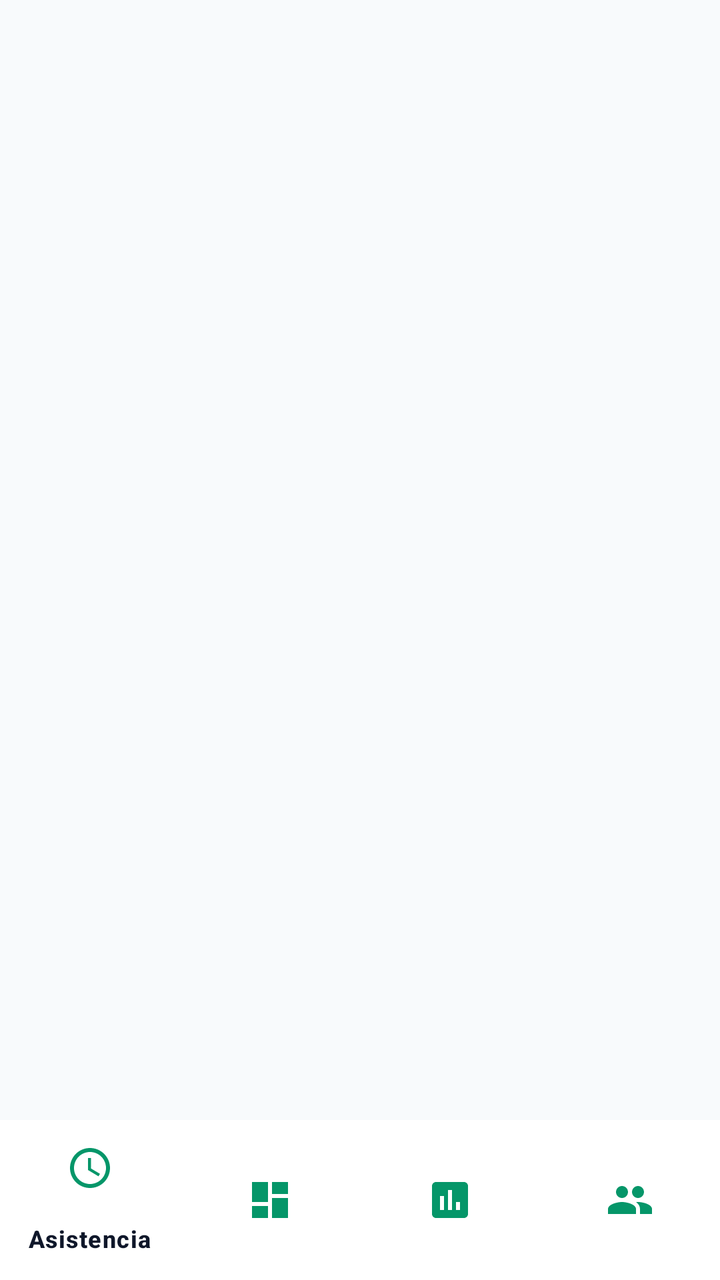
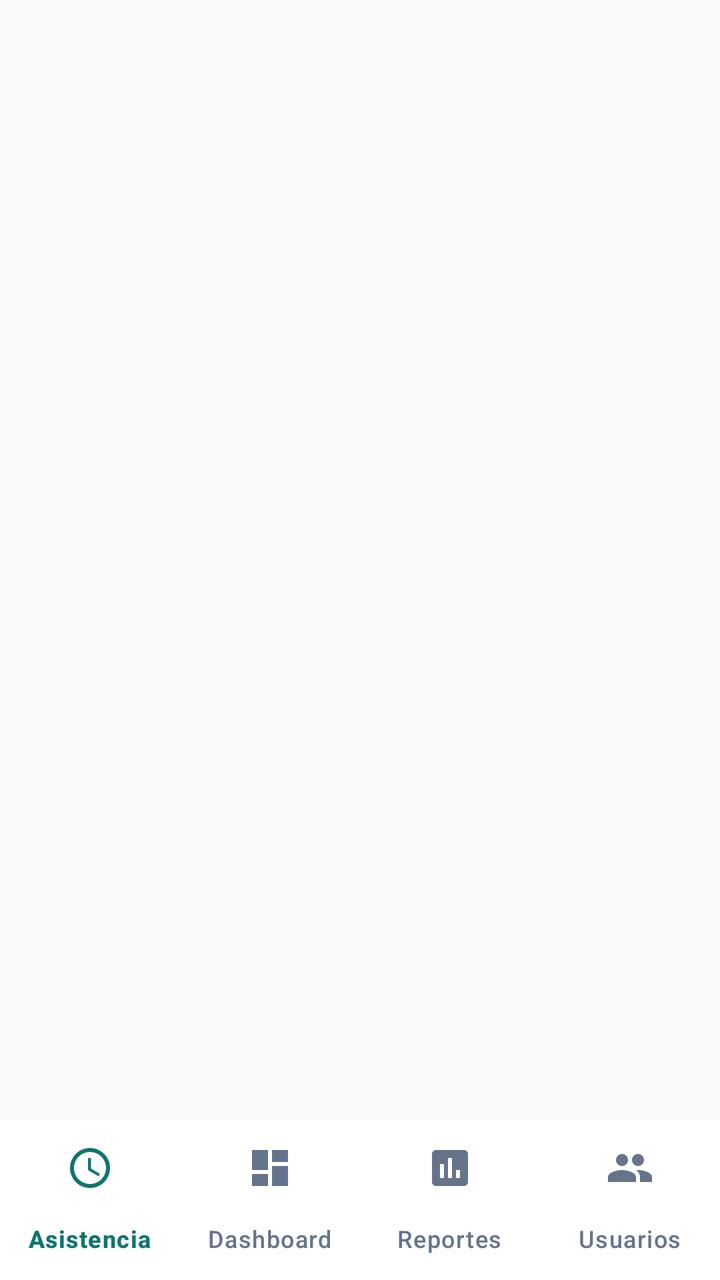

The first picture is an Android layout as it rendered before a commit; the second is the same layout after the commit. The layout source and the unified diff follow.
<!-- AndroidManifest.xml: application theme Theme.Attendancecontrolclientandroid -->
<!-- res/layout/activity_main.xml -->
<?xml version="1.0" encoding="utf-8"?>
<androidx.constraintlayout.widget.ConstraintLayout xmlns:android="http://schemas.android.com/apk/res/android"
    xmlns:app="http://schemas.android.com/apk/res-auto"
    xmlns:tools="http://schemas.android.com/tools"
    android:id="@+id/main"
    android:layout_width="match_parent"
    android:layout_height="match_parent"
    android:background="@color/bg_screen">

    
    <FrameLayout
        android:id="@+id/fragmentContainer"
        android:layout_width="0dp"
        android:layout_height="0dp"
        app:layout_constraintBottom_toTopOf="@id/bottomNavigation"
        app:layout_constraintEnd_toEndOf="parent"
        app:layout_constraintStart_toStartOf="parent"
        app:layout_constraintTop_toTopOf="parent" />

    
    <com.google.android.material.bottomnavigation.BottomNavigationView
        android:id="@+id/bottomNavigation"
        android:layout_width="0dp"
        android:layout_height="wrap_content"
        android:background="@color/card_surface"
        app:elevation="8dp"
        app:itemIconTint="@color/primary"
        app:itemTextColor="@color/text_primary"
        app:layout_constraintBottom_toBottomOf="parent"
        app:layout_constraintEnd_toEndOf="parent"
        app:layout_constraintStart_toStartOf="parent"
        app:menu="@menu/bottom_nav_menu" />

</androidx.constraintlayout.widget.ConstraintLayout>
<!-- resources referenced by this layout -->
<resources>
  <color name="bg_screen">#F8FAFC</color>
  <color name="card_surface">#FFFFFF</color>
  <color name="primary">#059669</color>
  <color name="text_primary">#0F172A</color>
  <style name="Theme.Attendancecontrolclientandroid" parent="Base.Theme.Attendancecontrolclientandroid" />
  <style name="Base.Theme.Attendancecontrolclientandroid" parent="Theme.Material3.DayNight.NoActionBar">
          
          <item name="colorPrimary">@color/primary</item>
          <item name="colorOnPrimary">@color/white</item>
          <item name="android:statusBarColor">@color/primary</item>
      </style>
  <color name="white">#FFFFFFFF</color>
</resources>

<!-- the commit's change to res/layout/activity_main.xml (unified diff, before → after) -->
@@ -20,12 +20,15 @@
     
     <com.google.android.material.bottomnavigation.BottomNavigationView
         android:id="@+id/bottomNavigation"
-        android:layout_width="0dp"
+        android:layout_width="match_parent"
         android:layout_height="wrap_content"
         android:background="@color/card_surface"
         app:elevation="8dp"
-        app:itemIconTint="@color/primary"
-        app:itemTextColor="@color/text_primary"
+        app:itemActiveIndicatorStyle="@style/Widget.Material3.BottomNavigationView.ActiveIndicator"
+        app:itemIconTint="@color/bottom_nav_colors"
+        app:itemRippleColor="@color/primary_light"
+        app:itemTextColor="@color/bottom_nav_colors"
+        app:labelVisibilityMode="labeled"
         app:layout_constraintBottom_toBottomOf="parent"
         app:layout_constraintEnd_toEndOf="parent"
         app:layout_constraintStart_toStartOf="parent"
<!-- resource entries referenced after the edit -->
@@ -2,14 +2,18 @@
 <resources>
   <color name="bg_screen">#F8FAFC</color>
   <color name="card_surface">#FFFFFF</color>
-  <color name="primary">#059669</color>
-  <color name="text_primary">#0F172A</color>
+  <color name="primary_light">#CCFBF1</color>
+  <color name="primary">#0F766E</color>
   <style name="Theme.Attendancecontrolclientandroid" parent="Base.Theme.Attendancecontrolclientandroid" />
-  <style name="Base.Theme.Attendancecontrolclientandroid" parent="Theme.Material3.DayNight.NoActionBar">
-          
+  <style name="Base.Theme.Attendancecontrolclientandroid" parent="Theme.Material3.Light.NoActionBar">
           <item name="colorPrimary">@color/primary</item>
           <item name="colorOnPrimary">@color/white</item>
-          <item name="android:statusBarColor">@color/primary</item>
+          <item name="colorSecondaryContainer">@color/primary_light</item>
+          <item name="colorOnSecondaryContainer">@color/primary</item>
+          <item name="android:statusBarColor">@color/card_surface</item>
+          <item name="android:windowLightStatusBar">true</item>
+          <item name="android:navigationBarColor">@color/card_surface</item>
+          <item name="android:windowLightNavigationBar" tools:targetApi="o_mr1">true</item>
       </style>
   <color name="white">#FFFFFFFF</color>
 </resources>
